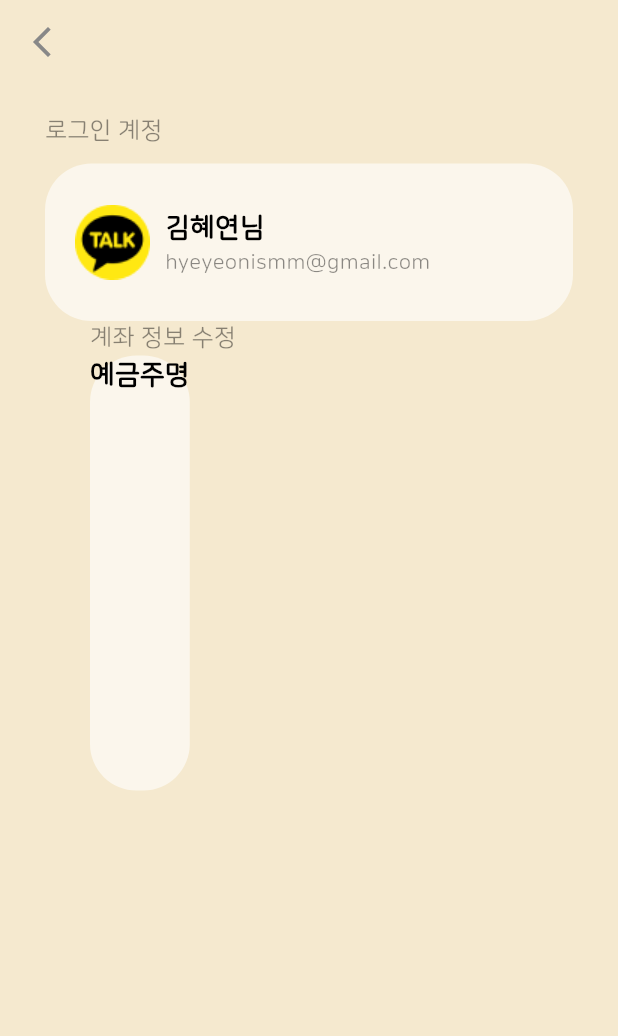
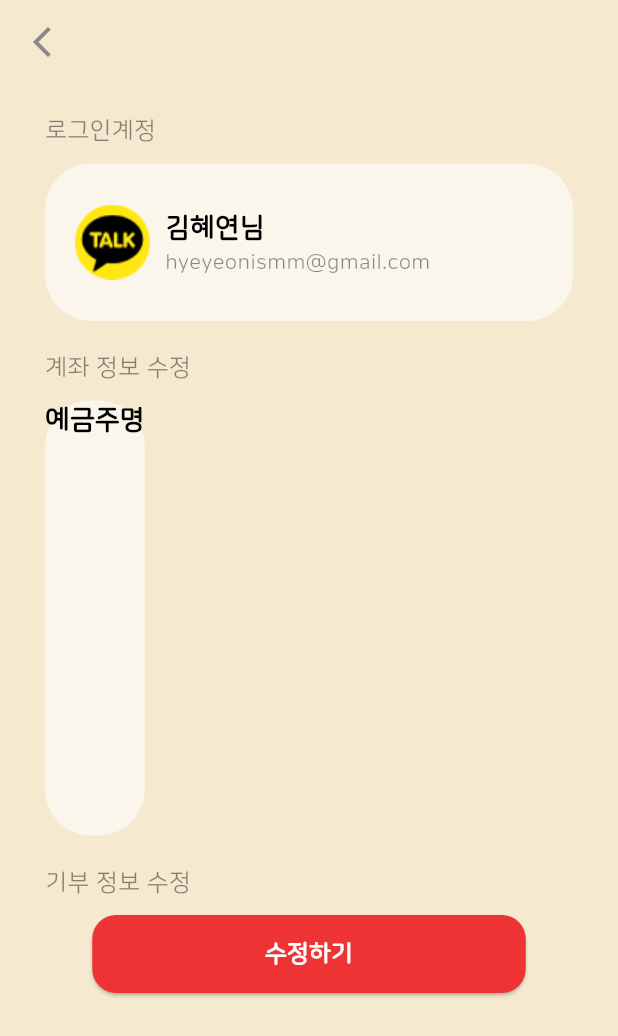
Before and after one commit to donggukthon/donggukthon_2023_3_F, a Flutter app: the ProfileScreen screen opened by its route, on a phone screen of 412 x 824 dp. Shown: the top 1036 px of the screen. Run offline on Flutter 3.47's test engine with Material 3 defaults, Android fonts, the phone set to English and light mode, and no system bars; our stand-ins replace get, smooth_page_indicator; missing offline and left inert: kakao_flutter_sdk_user.

Commit message:
<feat>: 버튼 위젯 추가, 프로필 텍스트 위젯 추가

```diff
--- a/lib/screens/profile_screen.dart
+++ b/lib/screens/profile_screen.dart
@@ -1,4 +1,6 @@
+import 'package:boonglunteer_view/widgets/button_widget.dart';
 import 'package:boonglunteer_view/widgets/custom_appbar.dart';
+import 'package:boonglunteer_view/widgets/profile_widget.dart';
 import 'package:flutter/material.dart';
 
 class ProfileScreen extends StatelessWidget {
@@ -17,16 +19,7 @@ class ProfileScreen extends StatelessWidget {
           child: Column(
             crossAxisAlignment: CrossAxisAlignment.start,
             children: [
-              Padding(
-                padding: const EdgeInsets.fromLTRB(0, 20, 0, 10),
-                child: Text(
-                  '로그인 계정',
-                  style: TextStyle(
-                    color: Colors.black.withOpacity(0.44999998807907104),
-                    fontSize: 16,
-                  ),
-                ),
-              ),
+              const ProfileWidget(widgetText: '로그인계정'),
               Container(
                 height: 105,
                 decoration: ShapeDecoration(
@@ -71,20 +64,7 @@ class ProfileScreen extends StatelessWidget {
                   ),
                 ),
               ),
-
-              //계좌정보 수정
-              Padding(
-                padding: const EdgeInsets.symmetric(horizontal: 30),
-                child: Column(
-                  crossAxisAlignment: CrossAxisAlignment.start,
-                  children: [
-                    Text(
-                      '계좌 정보 수정',
-                      style: TextStyle(
-                        color: Colors.black.withOpacity(0.44999998807907104),
-                        fontSize: 16,
-                      ),
-                    ),
+              const ProfileWidget(widgetText: '계좌 정보 수정'),
               Container(
                 height: 290,
                 decoration: ShapeDecoration(
@@ -102,9 +82,9 @@ class ProfileScreen extends StatelessWidget {
                   ),
                 ),
               ),
-                  ],
-                ),
-              ),
+              const ProfileWidget(widgetText: '기부 정보 수정'),
+              const Center(
+                  child: ButtonWidget(widgetText: '수정하기', destination: null))
             ],
           ),
         ),
--- /dev/null
+++ b/lib/widgets/button_widget.dart
@@ -0,0 +1,44 @@
+import 'package:boonglunteer_view/constants/colors.dart';
+import 'package:boonglunteer_view/screens/history_screen.dart';
+import 'package:flutter/material.dart';
+
+class ButtonWidget extends StatelessWidget {
+  final String widgetText;
+  final Widget? destination;
+  const ButtonWidget(
+      {super.key, required this.widgetText, required this.destination});
+
+  @override
+  Widget build(BuildContext context) {
+    return SizedBox(
+      width: 289,
+      height: 52,
+      child: ElevatedButton(
+        style: ElevatedButton.styleFrom(
+          backgroundColor: redButtonColor,
+          shape: RoundedRectangleBorder(
+            borderRadius: BorderRadius.circular(16),
+          ),
+        ),
+        onPressed: () {
+          if (destination != null) {
+            Navigator.push(
+              context,
+              MaterialPageRoute(
+                builder: (context) => destination!,
+              ),
+            );
+          }
+        },
+        child: Text(
+          widgetText,
+          style: const TextStyle(
+            fontSize: 16,
+            fontWeight: FontWeight.w700,
+            color: Colors.white,
+          ),
+        ),
+      ),
+    );
+  }
+}
--- /dev/null
+++ b/lib/widgets/profile_widget.dart
@@ -0,0 +1,20 @@
+import 'package:flutter/material.dart';
+
+class ProfileWidget extends StatelessWidget {
+  final String widgetText;
+  const ProfileWidget({super.key, required this.widgetText});
+
+  @override
+  Widget build(BuildContext context) {
+    return Padding(
+      padding: const EdgeInsets.fromLTRB(0, 20, 0, 10),
+      child: Text(
+        widgetText,
+        style: TextStyle(
+          color: Colors.black.withOpacity(0.44999998807907104),
+          fontSize: 16,
+        ),
+      ),
+    );
+  }
+}
```
Also changed, not shown: lib/screens/home_screen.dart (+6 -29 lines). Lines whose indentation alone changed are shown as unchanged.
